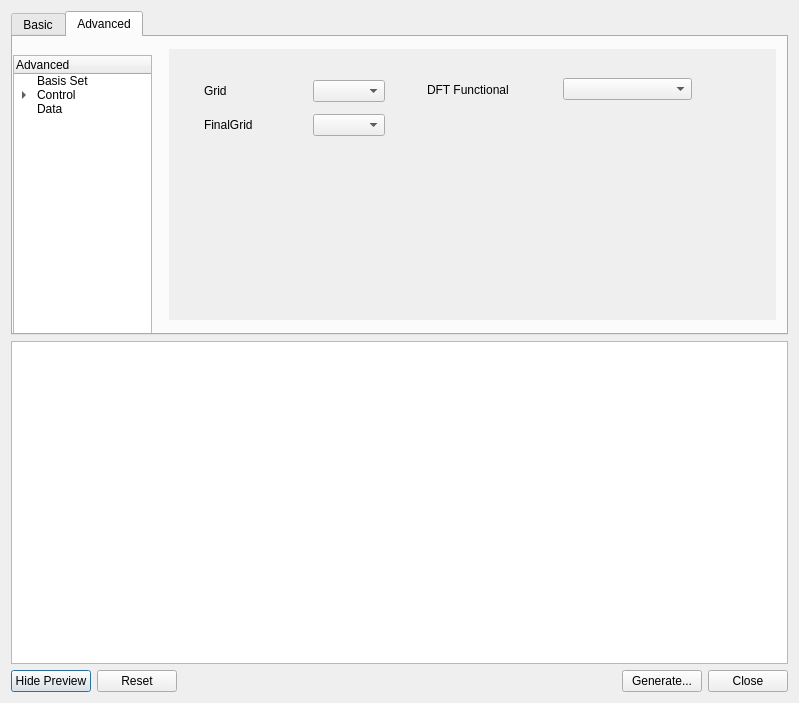
This is libavogadro/src/extensions/orca/orcainputdialog.ui in thosoo/avogadro as Qt 5 draws it before an edit. The edited form follows.
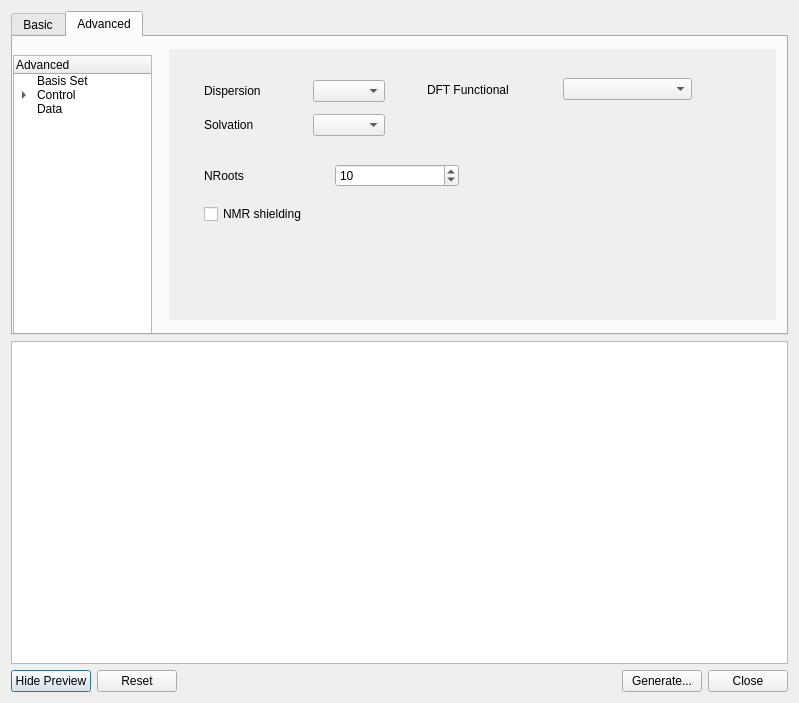
This is the edited form. The open tabs and pages were chosen to show the change.

```diff
--- a/libavogadro/src/extensions/orca/orcainputdialog.ui
+++ b/libavogadro/src/extensions/orca/orcainputdialog.ui
@@ -1384,7 +1384,7 @@
           <item row="0" column="0">
            <widget class="QLabel" name="label_33">
             <property name="text">
-             <string>Grid</string>
+             <string>Dispersion</string>
             </property>
            </widget>
           </item>
@@ -1407,7 +1407,7 @@
           <item row="1" column="0" colspan="2">
            <widget class="QLabel" name="label_34">
             <property name="text">
-             <string>FinalGrid</string>
+             <string>Solvation</string>
             </property>
            </widget>
           </item>
@@ -1416,6 +1416,51 @@
           </item>
          </layout>
         </widget>
+        <widget class="QWidget" name="layoutWidget">
+         <property name="geometry">
+          <rect>
+           <x>35</x>
+           <y>110</y>
+           <width>255</width>
+           <height>33</height>
+          </rect>
+         </property>
+         <layout class="QHBoxLayout" name="horizontalLayout_19">
+          <item>
+           <widget class="QLabel" name="label_36">
+            <property name="text">
+             <string>NRoots</string>
+            </property>
+           </widget>
+          </item>
+          <item>
+           <widget class="QSpinBox" name="tddftRootsSpin">
+            <property name="minimum">
+             <number>1</number>
+            </property>
+            <property name="maximum">
+             <number>100</number>
+            </property>
+            <property name="value">
+             <number>10</number>
+            </property>
+           </widget>
+          </item>
+         </layout>
+        </widget>
+        <widget class="QCheckBox" name="nmrCheck">
+         <property name="geometry">
+          <rect>
+           <x>35</x>
+           <y>152</y>
+           <width>171</width>
+           <height>26</height>
+          </rect>
+         </property>
+         <property name="text">
+          <string>NMR shielding</string>
+         </property>
+        </widget>
        </widget>
       </widget>
      </widget>
```
Left out of the diff: 90 changed lines with no effect on the pictures.
